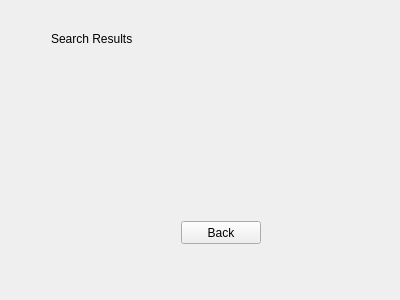
The window that desktop/usersearchscreen.ui (gregbove/Pet-Matching-App) describes before a commit, drawn with Qt 5.
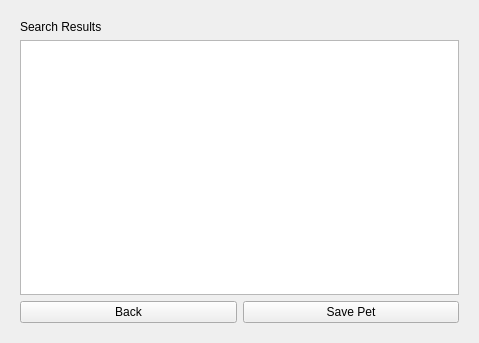
The same window after the commit.

```diff
--- a/desktop/usersearchscreen.ui
+++ b/desktop/usersearchscreen.ui
@@ -6,8 +6,8 @@
    <rect>
     <x>0</x>
     <y>0</y>
-    <width>400</width>
-    <height>300</height>
+    <width>479</width>
+    <height>343</height>
    </rect>
   </property>
   <property name="windowTitle">
@@ -17,32 +17,40 @@
    <item>
     <widget class="QStackedWidget" name="stackedWidget">
      <widget class="QWidget" name="page">
-      <widget class="QPushButton" name="backButton">
-       <property name="geometry">
-        <rect>
-         <x>170</x>
-         <y>210</y>
-         <width>80</width>
-         <height>23</height>
-        </rect>
-       </property>
-       <property name="text">
-        <string>Back</string>
-       </property>
-      </widget>
-      <widget class="QLabel" name="label">
-       <property name="geometry">
-        <rect>
-         <x>40</x>
-         <y>20</y>
-         <width>151</width>
-         <height>16</height>
-        </rect>
-       </property>
-       <property name="text">
-        <string>Search Results</string>
-       </property>
-      </widget>
+      <layout class="QHBoxLayout" name="horizontalLayout_3">
+       <item>
+        <layout class="QVBoxLayout" name="verticalLayout">
+         <item>
+          <widget class="QLabel" name="label">
+           <property name="text">
+            <string>Search Results</string>
+           </property>
+          </widget>
+         </item>
+         <item>
+          <widget class="QListWidget" name="answerList"/>
+         </item>
+         <item>
+          <layout class="QHBoxLayout" name="horizontalLayout_2">
+           <item>
+            <widget class="QPushButton" name="backButton">
+             <property name="text">
+              <string>Back</string>
+             </property>
+            </widget>
+           </item>
+           <item>
+            <widget class="QPushButton" name="pushButton">
+             <property name="text">
+              <string>Save Pet</string>
+             </property>
+            </widget>
+           </item>
+          </layout>
+         </item>
+        </layout>
+       </item>
+      </layout>
      </widget>
     </widget>
    </item>
```
